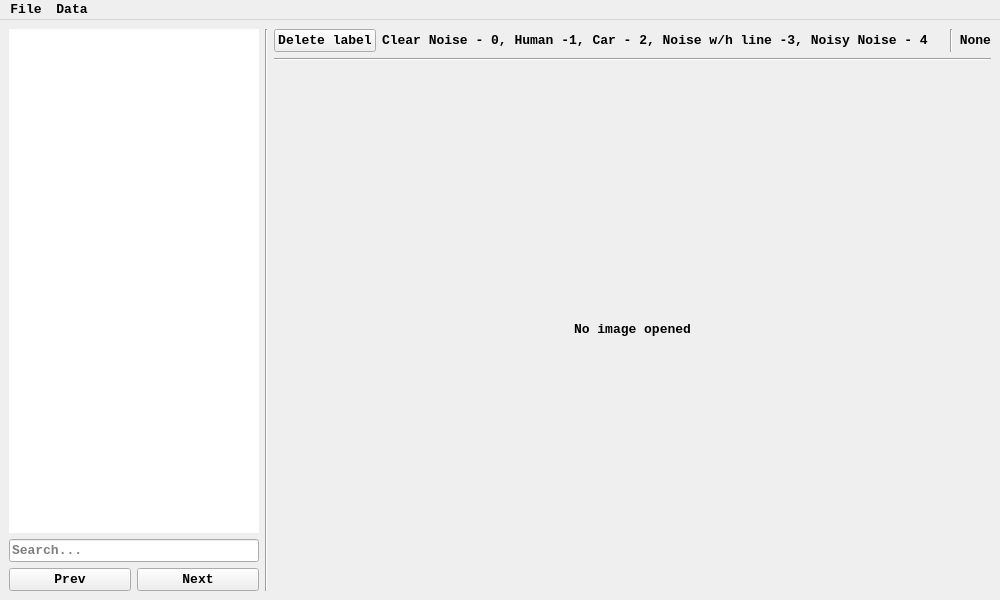
First picture: the form in main/main_window.ui, repository Garik-Mk/boo-anot, before the edit.
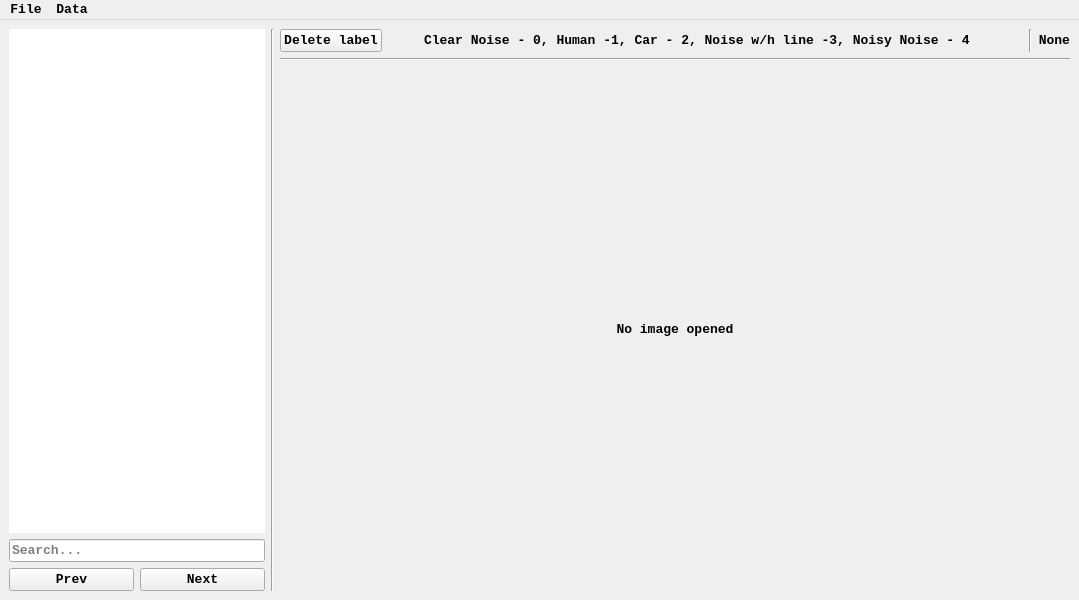
Second picture: the form after the edit.

What changed in the file:
```diff
--- a/main/main_window.ui
+++ b/main/main_window.ui
@@ -6,7 +6,7 @@
    <rect>
     <x>0</x>
     <y>0</y>
-    <width>1000</width>
+    <width>1079</width>
     <height>600</height>
    </rect>
   </property>
@@ -171,8 +171,8 @@
     <rect>
      <x>0</x>
      <y>0</y>
-     <width>1000</width>
-     <height>21</height>
+     <width>1079</width>
+     <height>26</height>
     </rect>
    </property>
    <widget class="QMenu" name="menuFile">
```
Left out of the diff: 9 changed lines with no effect on the pictures.
